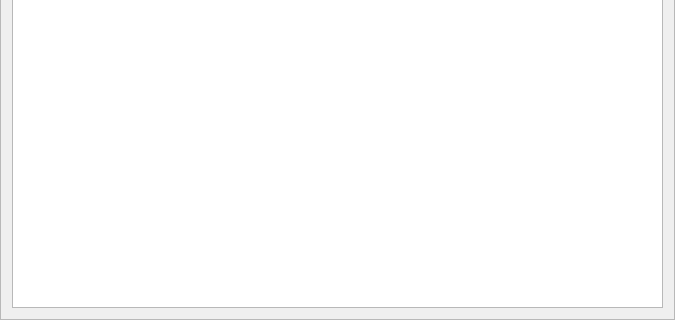
Old version of the form src/gui/ui/coinsframe.ui in the repository aivve/KarbowanecWallet; both pictures show x 0 to 675 and y 166 to 486 of the 675 by 486 pixel window.
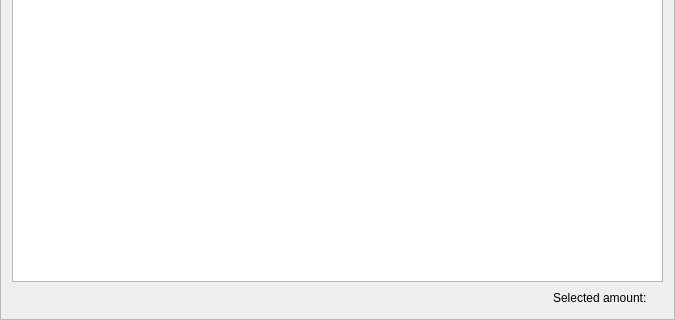
New version of the form. Icons and pictures are not drawn.

Commit message: Display selected amount (no decuction of spent)

```diff
--- a/src/gui/ui/coinsframe.ui
+++ b/src/gui/ui/coinsframe.ui
@@ -79,6 +79,37 @@
      </attribute>
     </widget>
    </item>
+   <item>
+    <layout class="QHBoxLayout" name="horizontalLayout">
+     <item>
+      <spacer name="horizontalSpacer">
+       <property name="orientation">
+        <enum>Qt::Horizontal</enum>
+       </property>
+       <property name="sizeHint" stdset="0">
+        <size>
+         <width>40</width>
+         <height>20</height>
+        </size>
+       </property>
+      </spacer>
+     </item>
+     <item>
+      <widget class="QLabel" name="label">
+       <property name="text">
+        <string>Selected amount: </string>
+       </property>
+      </widget>
+     </item>
+     <item>
+      <widget class="QLabel" name="m_selectedAmount">
+       <property name="text">
+        <string/>
+       </property>
+      </widget>
+     </item>
+    </layout>
+   </item>
   </layout>
  </widget>
  <resources>
```
Left out of the diff: 3 changed lines with no effect on the pictures. The commit also changes 2 other files.
